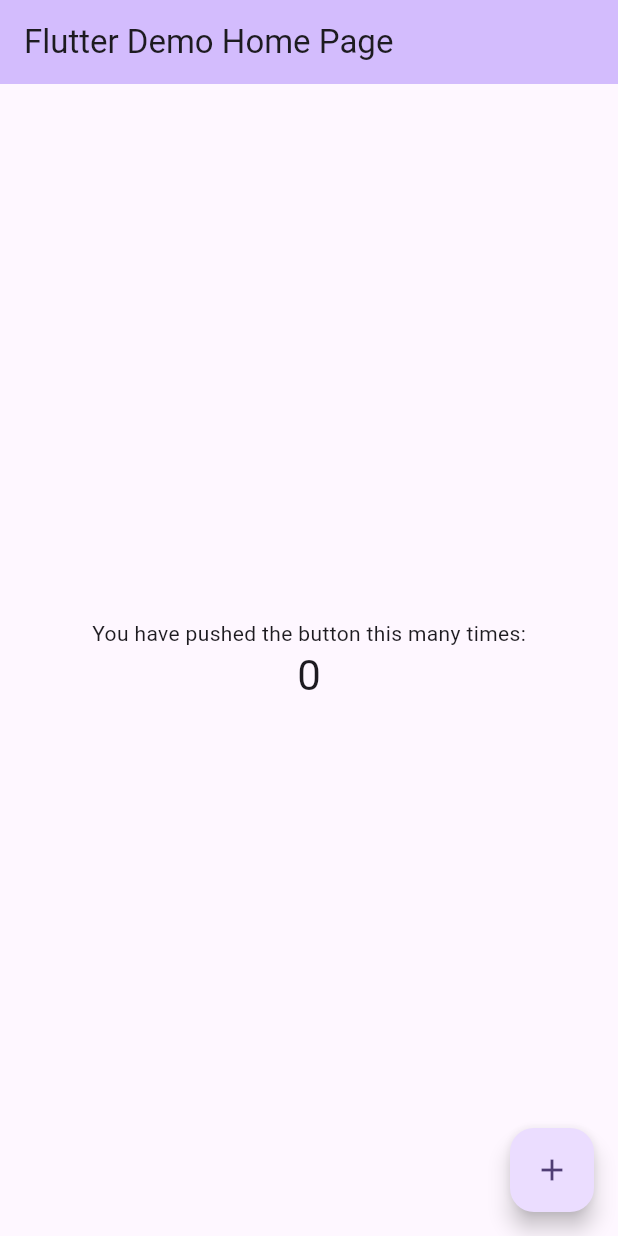
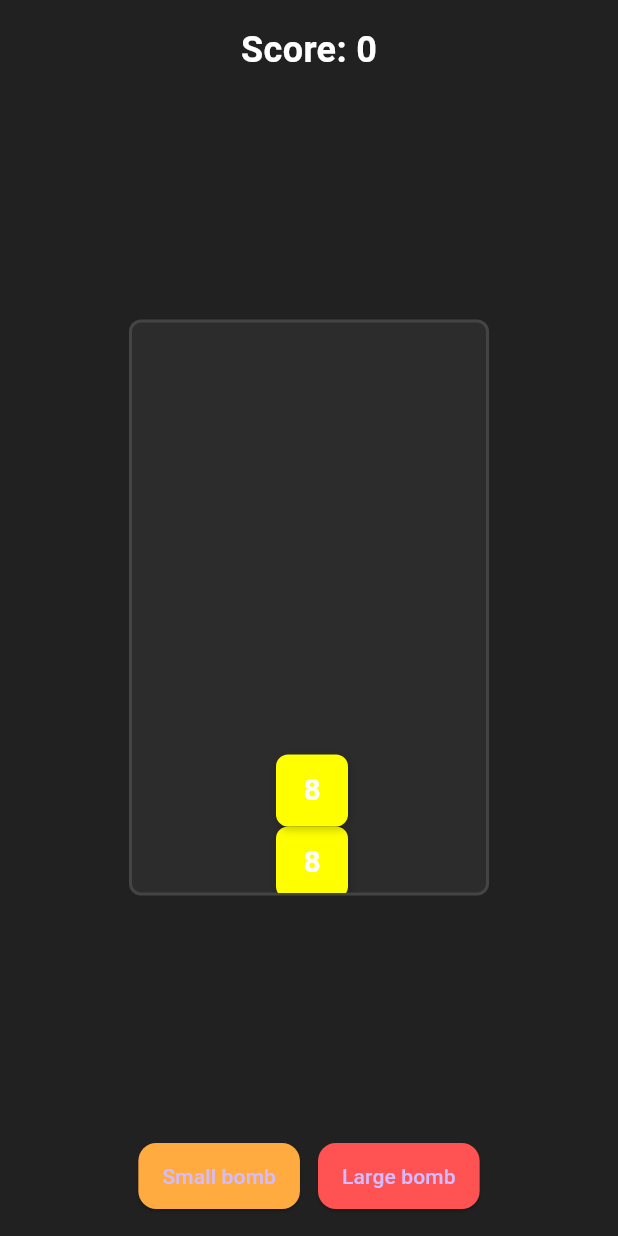
Before and after one commit to Sokolov1111/fallingfussion, a Flutter app: the screen it shows after launch, on a phone screen of 412 x 824 dp. Run offline on Flutter 3.47's test engine with Material 3 defaults, Android fonts, the phone set to English and light mode, and no system bars; our stand-ins replace flutter_riverpod.

Commit message:
feature: added home page and widgets + Fix: Fixed controller and bomb operation

```diff
--- /dev/null
+++ b/devtools_options.yaml
@@ -0,0 +1,3 @@
+description: This file stores settings for Dart & Flutter DevTools.
+documentation: https://docs.flutter.dev/tools/devtools/extensions#configure-extension-enablement-states
+extensions:
--- a/lib/app.dart
+++ b/lib/app.dart
@@ -0,0 +1,18 @@
+import 'package:fallingfusion/ui/screens/game_screen.dart';
+import 'package:flutter/material.dart';
+
+class FallingFusionApp extends StatelessWidget {
+  const FallingFusionApp({super.key});
+
+  @override
+  Widget build(BuildContext context) {
+    return MaterialApp(
+      title: 'FallingFusion',
+      theme: ThemeData.dark().copyWith(
+        scaffoldBackgroundColor: Colors.black,
+      ),
+      debugShowCheckedModeBanner: false,
+      home: const GameScreen(),
+    );
+  }
+}
--- a/lib/data/models/block.dart
+++ b/lib/data/models/block.dart
@@ -1,54 +1,56 @@
+import 'package:flutter/cupertino.dart';
+import 'package:uuid/uuid.dart';
+import 'position.dart';
 import 'package:fallingfusion/core/enums/block_type.dart';
-import 'package:fallingfusion/data/models/position.dart';
-import 'package:flutter/foundation.dart';
 
 @immutable
 class Block {
-  final int id;
+  final String id;
   final int value;
   final Position position;
   final BlockType type;
   final bool isMerging;
-  final bool isExploding;
 
-  const Block({
-    required this.id,
+  Block({
+    String? id,
     required this.value,
     required this.position,
-    this.type = BlockType.normal,
+    required this.type,
     this.isMerging = false,
-    this.isExploding = false,
-  });
+  }) : id = id ?? const Uuid().v4();
 
-  Block moveTo(Position newPos) => copyWith(position: newPos);
+  Block moveTo(Position newPosition) {
+    return copyWith(position: newPosition);
+  }
 
   Block mergeWith(Block other) {
-    assert(position == other.position, 'Merge only allowed on same position');
-    return copyWith(
+    return Block(
+      id: const Uuid().v4(),
       value: value + other.value,
+      position: position,
+      type: type,
       isMerging: true,
     );
   }
 
   Block copyWith({
-    int? id,
+    String? id,
     int? value,
     Position? position,
     BlockType? type,
     bool? isMerging,
-    bool? isExploding,
+    bool preserveId = false,
   }) {
     return Block(
-        id: id ?? this.id,
-        value: value ?? this.value,
-        position: position ?? this.position,
-        type: type ?? this.type,
-        isMerging: isMerging ?? false,
-        isExploding: isExploding ?? false,
+      id: preserveId ? (id ?? this.id) : const Uuid().v4(),
+      value: value ?? this.value,
+      position: position ?? this.position,
+      type: type ?? this.type,
+      isMerging: isMerging ?? this.isMerging,
     );
   }
 
   @override
   String toString() =>
-      'Block(id:$id, val: $value, pos:$position, type:$type, merging:$isMerging)';
+      'Block(id: $id, value: $value, pos: ${position.x},${position.y}, type: $type)';
 }
--- a/lib/main.dart
+++ b/lib/main.dart
@@ -1,122 +1,5 @@
 import 'package:flutter/material.dart';
+import 'package:flutter_riverpod/flutter_riverpod.dart';
+import 'app.dart';
 
-void main() {
-  runApp(const MyApp());
-}
-
-class MyApp extends StatelessWidget {
-  const MyApp({super.key});
-
-  // This widget is the root of your application.
-  @override
-  Widget build(BuildContext context) {
-    return MaterialApp(
-      title: 'Flutter Demo',
-      theme: ThemeData(
-        // This is the theme of your application.
-        //
-        // TRY THIS: Try running your application with "flutter run". You'll see
-        // the application has a purple toolbar. Then, without quitting the app,
-        // try changing the seedColor in the colorScheme below to Colors.green
-        // and then invoke "hot reload" (save your changes or press the "hot
-        // reload" button in a Flutter-supported IDE, or press "r" if you used
-        // the command line to start the app).
-        //
-        // Notice that the counter didn't reset back to zero; the application
-        // state is not lost during the reload. To reset the state, use hot
-        // restart instead.
-        //
-        // This works for code too, not just values: Most code changes can be
-        // tested with just a hot reload.
-        colorScheme: ColorScheme.fromSeed(seedColor: Colors.deepPurple),
-      ),
-      home: const MyHomePage(title: 'Flutter Demo Home Page'),
-    );
-  }
-}
-
-class MyHomePage extends StatefulWidget {
-  const MyHomePage({super.key, required this.title});
-
-  // This widget is the home page of your application. It is stateful, meaning
-  // that it has a State object (defined below) that contains fields that affect
-  // how it looks.
-
-  // This class is the configuration for the state. It holds the values (in this
-  // case the title) provided by the parent (in this case the App widget) and
-  // used by the build method of the State. Fields in a Widget subclass are
-  // always marked "final".
-
-  final String title;
-
-  @override
-  State<MyHomePage> createState() => _MyHomePageState();
-}
-
-class _MyHomePageState extends State<MyHomePage> {
-  int _counter = 0;
-
-  void _incrementCounter() {
-    setState(() {
-      // This call to setState tells the Flutter framework that something has
-      // changed in this State, which causes it to rerun the build method below
-      // so that the display can reflect the updated values. If we changed
-      // _counter without calling setState(), then the build method would not be
-      // called again, and so nothing would appear to happen.
-      _counter++;
-    });
-  }
-
-  @override
-  Widget build(BuildContext context) {
-    // This method is rerun every time setState is called, for instance as done
-    // by the _incrementCounter method above.
-    //
-    // The Flutter framework has been optimized to make rerunning build methods
-    // fast, so that you can just rebuild anything that needs updating rather
-    // than having to individually change instances of widgets.
-    return Scaffold(
-      appBar: AppBar(
-        // TRY THIS: Try changing the color here to a specific color (to
-        // Colors.amber, perhaps?) and trigger a hot reload to see the AppBar
-        // change color while the other colors stay the same.
-        backgroundColor: Theme.of(context).colorScheme.inversePrimary,
-        // Here we take the value from the MyHomePage object that was created by
-        // the App.build method, and use it to set our appbar title.
-        title: Text(widget.title),
-      ),
-      body: Center(
-        // Center is a layout widget. It takes a single child and positions it
-        // in the middle of the parent.
-        child: Column(
-          // Column is also a layout widget. It takes a list of children and
-          // arranges them vertically. By default, it sizes itself to fit its
-          // children horizontally, and tries to be as tall as its parent.
-          //
-          // Column has various properties to control how it sizes itself and
-          // how it positions its children. Here we use mainAxisAlignment to
-          // center the children vertically; the main axis here is the vertical
-          // axis because Columns are vertical (the cross axis would be
-          // horizontal).
-          //
-          // TRY THIS: Invoke "debug painting" (choose the "Toggle Debug Paint"
-          // action in the IDE, or press "p" in the console), to see the
-          // wireframe for each widget.
-          mainAxisAlignment: MainAxisAlignment.center,
-          children: <Widget>[
-            const Text('You have pushed the button this many times:'),
-            Text(
-              '$_counter',
-              style: Theme.of(context).textTheme.headlineMedium,
-            ),
-          ],
-        ),
-      ),
-      floatingActionButton: FloatingActionButton(
-        onPressed: _incrementCounter,
-        tooltip: 'Increment',
-        child: const Icon(Icons.add),
-      ), // This trailing comma makes auto-formatting nicer for build methods.
-    );
-  }
-}
+void main() => runApp(const ProviderScope(child: FallingFusionApp()));
--- /dev/null
+++ b/lib/ui/screens/game_screen.dart
@@ -0,0 +1,67 @@
+import 'package:fallingfusion/core/enums/block_type.dart';
+import 'package:fallingfusion/logic/providers/game_provider.dart';
+import 'package:fallingfusion/ui/widgets/board_grid.dart';
+import 'package:fallingfusion/ui/widgets/bomb_button.dart';
+import 'package:fallingfusion/ui/widgets/score_panel.dart';
+import 'package:flutter/material.dart';
+import 'package:flutter_riverpod/flutter_riverpod.dart';
+
+class GameScreen extends ConsumerWidget {
+  const GameScreen({super.key});
+
+  @override
+  Widget build(BuildContext context, WidgetRef ref) {
+    final gameState = ref.watch(gameControllerProvider);
+    final controller = ref.read(gameControllerProvider.notifier);
+
+    return Scaffold(
+      backgroundColor: Colors.grey[900],
+      body: SafeArea(
+        child: Column(
+          children: [
+            const SizedBox(height: 16),
+            ScorePanel(score: gameState.score),
+
+            Expanded(
+              child: Center(
+                child: GestureDetector(
+                  onHorizontalDragUpdate: (details) {
+                    if (details.delta.dx > 0) {
+                      controller.moveRight();
+                    } else {
+                      controller.moveLeft();
+                    }
+                  },
+                  child: BoardGrid(
+                    blocks: gameState.blocks,
+                    fallingBlock: gameState.fallingBlock,
+                  ),
+                ),
+              ),
+            ),
+
+            Padding(
+                padding: const EdgeInsets.only(bottom: 16.0),
+                child: Row(
+                  mainAxisAlignment: MainAxisAlignment.center,
+                  children: [
+                    BombButton(
+                      label: "Small bomb",
+                      color: Colors.orangeAccent,
+                      onTap: () => controller.activateBombMode(BlockType.bombSmall),
+                    ),
+                    const SizedBox(width: 12,),
+                    BombButton(
+                      label: "Large bomb",
+                      color: Colors.redAccent,
+                      onTap: () => controller.activateBombMode(BlockType.bombLarge),
+                    ),
+                  ],
+                ),
+            ),
+          ],
+        ),
+      ),
+    );
+  }
+}
--- /dev/null
+++ b/lib/ui/widgets/block_widget.dart
@@ -0,0 +1,41 @@
+import 'package:fallingfusion/core/constants/app_colors.dart';
+import 'package:fallingfusion/core/constants/app_text_styles.dart';
+import 'package:fallingfusion/core/enums/block_type.dart';
+import 'package:fallingfusion/data/models/block.dart';
+import 'package:flutter/material.dart';
+
+class BlockWidget extends StatelessWidget {
+  final Block block;
+
+  const BlockWidget({super.key, required this.block});
+
+  @override
+  Widget build(BuildContext context) {
+    final color = switch (block.type) {
+      BlockType.normal => AppColors.numberColor(block.value),
+      BlockType.bombSmall => Colors.orangeAccent,
+      BlockType.bombLarge => Colors.redAccent,
+    };
+
+    return Container(
+      width: 48,
+      height: 48,
+      alignment: Alignment.center,
+      decoration: BoxDecoration(
+        color: color,
+        borderRadius: BorderRadius.circular(8),
+        boxShadow: [
+          BoxShadow(
+            color: Colors.black.withOpacity(0.2),
+            blurRadius: 4,
+            offset: const Offset(1, 2),
+          ),
+        ]
+      ),
+      child: Text(
+        block.type == BlockType.normal ? '${block.value}' :  '💣',
+        style: AppTextStyles.blockNumber,
+      ),
+    );
+  }
+}
--- /dev/null
+++ b/lib/ui/widgets/board_grid.dart
@@ -0,0 +1,48 @@
+import 'package:fallingfusion/core/constants/app_colors.dart';
+import 'package:fallingfusion/core/constants/game_config.dart';
+import 'package:fallingfusion/data/models/block.dart';
+import 'package:fallingfusion/ui/widgets/block_widget.dart';
+import 'package:flutter/material.dart';
+import 'package:flutter_riverpod/flutter_riverpod.dart';
+
+class BoardGrid extends ConsumerWidget {
+  final List<Block> blocks;
+  final Block? fallingBlock;
+
+  const BoardGrid({
+    super.key,
+    required this.blocks,
+    required this.fallingBlock,
+  });
+
+  @override
+  Widget build(BuildContext context, WidgetRef ref) {
+    final allBlocks = [...blocks];
+    if (fallingBlock != null) allBlocks.add(fallingBlock!);
+    if (allBlocks.map((b) => b.id).toSet().length != allBlocks.length) {
+      debugPrint('⚠️ Duplicate block IDs detected: ${allBlocks.map((b) => b.id)}');
+    }
+
+    return Container(
+      width: GameConfig.boardWidth,
+      height: GameConfig.boardHeight,
+      decoration: BoxDecoration(
+        color: AppColors.boardBackground,
+        border: Border.all(color: AppColors.boardBorder, width: 2),
+        borderRadius: BorderRadius.circular(8),
+      ),
+      child: Stack(
+        key: ValueKey(allBlocks.length),
+        children: [
+          for (final block in allBlocks)
+            Positioned(
+              key: ValueKey(block.id),
+              top: block.position.y * GameConfig.cellSize,
+              left: block.position.x * GameConfig.cellSize,
+              child: BlockWidget(block: block),
+            ),
+        ],
+      ),
+    );
+  }
+}
--- /dev/null
+++ b/lib/ui/widgets/bomb_button.dart
@@ -0,0 +1,30 @@
+import 'package:flutter/material.dart';
+
+class BombButton extends StatelessWidget {
+  final String label;
+  final Color color;
+  final VoidCallback onTap;
+
+  const BombButton({
+    super.key,
+    required this.label,
+    required this.color,
+    required this.onTap,
+  });
+
+  @override
+  Widget build(BuildContext context) {
+    return ElevatedButton(
+        onPressed: onTap,
+        style: ElevatedButton.styleFrom(
+          backgroundColor: color,
+          shape: RoundedRectangleBorder(borderRadius: BorderRadiusGeometry.circular(12)),
+          padding: const EdgeInsets.symmetric(horizontal: 16, vertical: 12),
+        ),
+        child: Text(
+          label,
+          style: const TextStyle(fontSize: 14),
+        ),
+    );
+  }
+}
--- /dev/null
+++ b/lib/ui/widgets/score_panel.dart
@@ -0,0 +1,19 @@
+import 'package:flutter/material.dart';
+
+class ScorePanel extends StatelessWidget {
+  final int score;
+
+  const ScorePanel({super.key, required this.score});
+
+  @override
+  Widget build(BuildContext context) {
+    return Text(
+      'Score: $score',
+      style: const TextStyle(
+        color: Colors.white,
+        fontSize: 24,
+        fontWeight: FontWeight.bold,
+      ),
+    );
+  }
+}
```
Also changed, not shown: lib/logic/controllers/game_controller.dart (+40 -18 lines), 2 other files.
